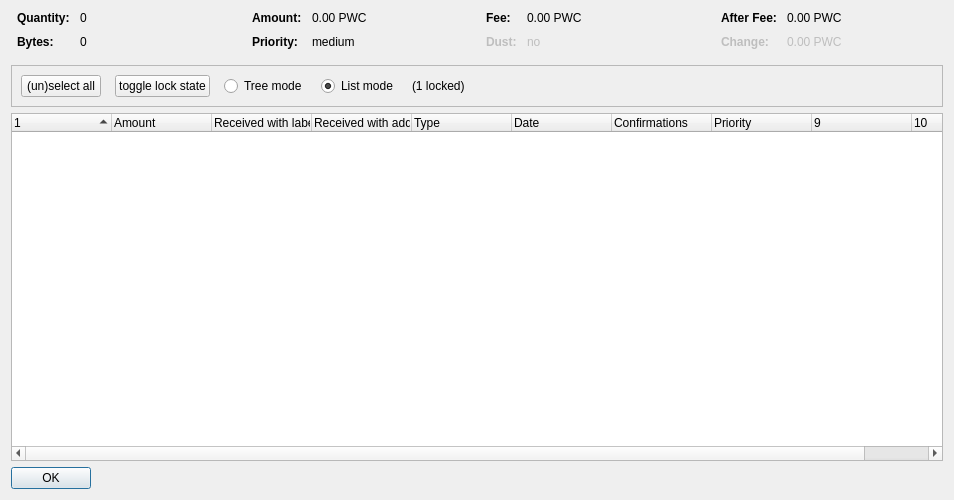
The window that src/qt/forms/coincontroldialog.ui (PawcoinNew/Pawcoin) describes before a commit, drawn with Qt 5.
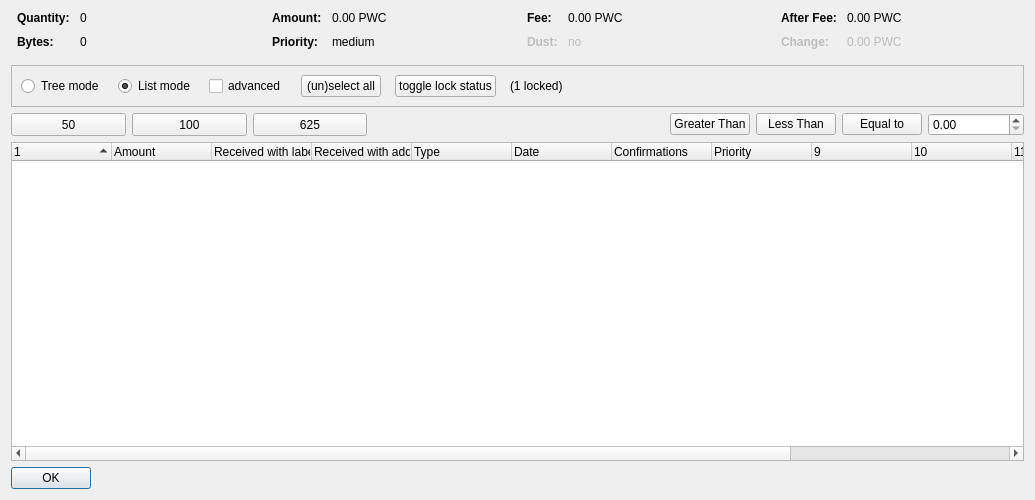
The same window after the commit. Custom widgets are drawn as their Qt base class.

Commit message: add imputs select & filter feature

Patch:
```diff
--- a/src/qt/forms/coincontroldialog.ui
+++ b/src/qt/forms/coincontroldialog.ui
@@ -6,7 +6,7 @@
    <rect>
     <x>0</x>
     <y>0</y>
-    <width>954</width>
+    <width>1035</width>
     <height>500</height>
    </rect>
   </property>
@@ -352,38 +352,6 @@
         <property name="spacing">
          <number>14</number>
         </property>
-        <item>
-         <widget class="QPushButton" name="pushButtonSelectAll">
-          <property name="sizePolicy">
-           <sizepolicy hsizetype="Maximum" vsizetype="Fixed">
-            <horstretch>0</horstretch>
-            <verstretch>0</verstretch>
-           </sizepolicy>
-          </property>
-          <property name="text">
-           <string>(un)select all</string>
-          </property>
-          <property name="autoDefault">
-           <bool>false</bool>
-          </property>
-         </widget>
-        </item>
-        <item>
-         <widget class="QPushButton" name="pushButtonToggleLock">
-          <property name="sizePolicy">
-           <sizepolicy hsizetype="Maximum" vsizetype="Fixed">
-            <horstretch>0</horstretch>
-            <verstretch>0</verstretch>
-           </sizepolicy>
-          </property>
-          <property name="text">
-           <string>toggle lock state</string>
-          </property>
-          <property name="autoDefault">
-           <bool>false</bool>
-          </property>
-         </widget>
-        </item>
         <item>
          <widget class="QRadioButton" name="radioTreeMode">
           <property name="sizePolicy">
@@ -398,7 +366,7 @@
          </widget>
         </item>
         <item>
-         <widget class="QRadioButton" name="radioListMode">
+           <widget class="QRadioButton" name="radioListMode">
           <property name="sizePolicy">
            <sizepolicy hsizetype="Maximum" vsizetype="Fixed">
             <horstretch>0</horstretch>
@@ -406,13 +374,58 @@
            </sizepolicy>
           </property>
           <property name="text">
-           <string>List mode</string>
+            <string>List mode</string>
           </property>
           <property name="checked">
            <bool>true</bool>
           </property>
          </widget>
         </item>
+        <item>
+         <widget class="QCheckBox" name="advanced">
+          <property name="minimumSize">
+           <size>
+            <width>70</width>
+            <height>17</height>
+           </size>
+          </property>
+          <property name="text">
+           <string>advanced</string>
+          </property>
+         </widget>
+        </item>
+        <item>
+         <widget class="QPushButton" name="pushButtonSelectAll">
+          <property name="sizePolicy">
+           <sizepolicy hsizetype="Maximum" vsizetype="Fixed">
+            <horstretch>0</horstretch>
+            <verstretch>0</verstretch>
+           </sizepolicy>
+          </property>
+          <property name="text">
+           <string>(un)select all</string>
+          </property>
+          <property name="autoDefault">
+           <bool>false</bool>
+          </property>
+         </widget>
+        </item>
+        <item>
+         <widget class="QPushButton" name="pushButtonToggleLock">
+          <property name="sizePolicy">
+           <sizepolicy hsizetype="Maximum" vsizetype="Fixed">
+            <horstretch>0</horstretch>
+            <verstretch>0</verstretch>
+           </sizepolicy>
+          </property>
+          <property name="text">
+           <string>toggle lock status</string>
+          </property>
+          <property name="autoDefault">
+           <bool>false</bool>
+          </property>
+         </widget>
+        </item>
         <item>
          <widget class="QLabel" name="labelLocked">
           <property name="text">
@@ -438,6 +451,99 @@
      </layout>
     </widget>
    </item>
+   <item>
+    <layout class="QHBoxLayout" name="horizontalLayout_3">
+     <item>
+      <widget class="QPushButton" name="select_50">
+       <property name="minimumSize">
+        <size>
+         <width>115</width>
+         <height>23</height>
+        </size>
+       </property>
+       <property name="text">
+        <string>50</string>
+       </property>
+      </widget>
+     </item>
+     <item>
+      <widget class="QPushButton" name="select_100">
+       <property name="minimumSize">
+        <size>
+         <width>115</width>
+         <height>23</height>
+        </size>
+       </property>
+       <property name="text">
+        <string>100</string>
+       </property>
+      </widget>
+     </item>
+     <item>
+      <widget class="QPushButton" name="select_625">
+       <property name="minimumSize">
+        <size>
+         <width>114</width>
+         <height>23</height>
+        </size>
+       </property>
+       <property name="text">
+        <string>625</string>
+       </property>
+      </widget>
+     </item>
+     <item>
+      <spacer name="horizontalSpacer_2">
+       <property name="orientation">
+        <enum>Qt::Horizontal</enum>
+       </property>
+       <property name="sizeHint" stdset="0">
+        <size>
+         <width>40</width>
+         <height>20</height>
+        </size>
+       </property>
+      </spacer>
+     </item>
+     <item>
+      <widget class="QPushButton" name="GreaterThan">
+       <property name="text">
+        <string>Greater Than</string>
+       </property>
+      </widget>
+     </item>
+     <item>
+      <widget class="QPushButton" name="LessThan">
+       <property name="text">
+        <string>Less Than</string>
+       </property>
+      </widget>
+     </item>
+     <item>
+      <widget class="QPushButton" name="EqualTo">
+       <property name="text">
+        <string>Equal to</string>
+       </property>
+      </widget>
+     </item>
+     <item>
+      <widget class="QDoubleSpinBox" name="num_box">
+       <property name="minimumSize">
+        <size>
+         <width>96</width>
+         <height>20</height>
+        </size>
+       </property>
+      </widget>
+     </item>
+    </layout>
+   </item>
+   <item>
+    <layout class="QVBoxLayout" name="verticalLayout_2"/>
+   </item>
+   <item>
+    <layout class="QHBoxLayout" name="horizontalLayout_2"/>
+   </item>
    <item>
     <widget class="CoinControlTreeWidget" name="treeWidget">
      <property name="contextMenuPolicy">
@@ -447,7 +553,7 @@
       <bool>false</bool>
      </property>
      <property name="columnCount">
-      <number>10</number>
+      <number>13</number>
      </property>
      <attribute name="headerShowSortIndicator" stdset="0">
       <bool>true</bool>
@@ -508,6 +614,21 @@
        <string/>
       </property>
      </column>
+     <column>
+      <property name="text">
+       <string/>
+      </property>
+     </column>
+     <column>
+      <property name="text">
+       <string/>
+      </property>
+     </column>
+     <column>
+      <property name="text">
+       <string/>
+      </property>
+     </column>
     </widget>
    </item>
    <item>
```
Left out of the diff: 2 changed lines with no effect on the pictures. The commit also changes 2 other files.
